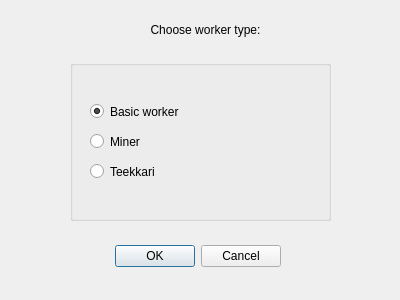
Qt form Game/workerdialog.ui (villeh987/Pirkanmaa-Conquest-Game) before a commit.
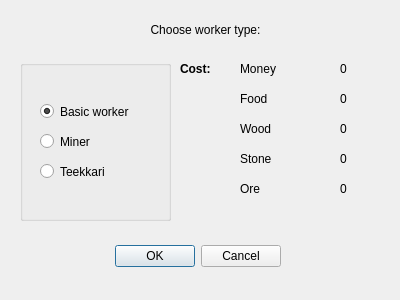
The same form after that commit.

Commit message: Added: Display worker costs when assigning them

```diff
--- a/Game/workerdialog.ui
+++ b/Game/workerdialog.ui
@@ -48,9 +48,9 @@
   <widget class="QGroupBox" name="selectTypegroupBox">
    <property name="geometry">
     <rect>
-     <x>70</x>
+     <x>20</x>
      <y>60</y>
-     <width>261</width>
+     <width>151</width>
      <height>161</height>
     </rect>
    </property>
@@ -100,6 +100,155 @@
     </property>
    </widget>
   </widget>
+  <widget class="QLabel" name="woodLabel">
+   <property name="geometry">
+    <rect>
+     <x>240</x>
+     <y>120</y>
+     <width>67</width>
+     <height>17</height>
+    </rect>
+   </property>
+   <property name="text">
+    <string>Wood</string>
+   </property>
+  </widget>
+  <widget class="QLabel" name="oreLabel">
+   <property name="geometry">
+    <rect>
+     <x>240</x>
+     <y>180</y>
+     <width>67</width>
+     <height>17</height>
+    </rect>
+   </property>
+   <property name="text">
+    <string>Ore</string>
+   </property>
+  </widget>
+  <widget class="QLabel" name="woodValLabel">
+   <property name="geometry">
+    <rect>
+     <x>340</x>
+     <y>120</y>
+     <width>41</width>
+     <height>17</height>
+    </rect>
+   </property>
+   <property name="text">
+    <string>0</string>
+   </property>
+  </widget>
+  <widget class="QLabel" name="moneyLabel">
+   <property name="geometry">
+    <rect>
+     <x>240</x>
+     <y>60</y>
+     <width>67</width>
+     <height>17</height>
+    </rect>
+   </property>
+   <property name="text">
+    <string>Money</string>
+   </property>
+  </widget>
+  <widget class="QLabel" name="stoneValLabel">
+   <property name="geometry">
+    <rect>
+     <x>340</x>
+     <y>150</y>
+     <width>41</width>
+     <height>17</height>
+    </rect>
+   </property>
+   <property name="text">
+    <string>0</string>
+   </property>
+  </widget>
+  <widget class="QLabel" name="stoneLabel">
+   <property name="geometry">
+    <rect>
+     <x>240</x>
+     <y>150</y>
+     <width>67</width>
+     <height>17</height>
+    </rect>
+   </property>
+   <property name="text">
+    <string>Stone</string>
+   </property>
+  </widget>
+  <widget class="QLabel" name="moneyValLabel">
+   <property name="geometry">
+    <rect>
+     <x>340</x>
+     <y>60</y>
+     <width>41</width>
+     <height>17</height>
+    </rect>
+   </property>
+   <property name="text">
+    <string>0</string>
+   </property>
+  </widget>
+  <widget class="QLabel" name="foodLabel">
+   <property name="geometry">
+    <rect>
+     <x>240</x>
+     <y>90</y>
+     <width>67</width>
+     <height>17</height>
+    </rect>
+   </property>
+   <property name="text">
+    <string>Food</string>
+   </property>
+  </widget>
+  <widget class="QLabel" name="foodValLabel">
+   <property name="geometry">
+    <rect>
+     <x>340</x>
+     <y>90</y>
+     <width>41</width>
+     <height>17</height>
+    </rect>
+   </property>
+   <property name="text">
+    <string>0</string>
+   </property>
+  </widget>
+  <widget class="QLabel" name="oreValLabel">
+   <property name="geometry">
+    <rect>
+     <x>340</x>
+     <y>180</y>
+     <width>41</width>
+     <height>17</height>
+    </rect>
+   </property>
+   <property name="text">
+    <string>0</string>
+   </property>
+  </widget>
+  <widget class="QLabel" name="costLabel">
+   <property name="geometry">
+    <rect>
+     <x>180</x>
+     <y>60</y>
+     <width>41</width>
+     <height>17</height>
+    </rect>
+   </property>
+   <property name="font">
+    <font>
+     <weight>75</weight>
+     <bold>true</bold>
+    </font>
+   </property>
+   <property name="text">
+    <string>Cost:</string>
+   </property>
+  </widget>
  </widget>
  <resources/>
  <connections>
```
The commit also changes 3 other files.
